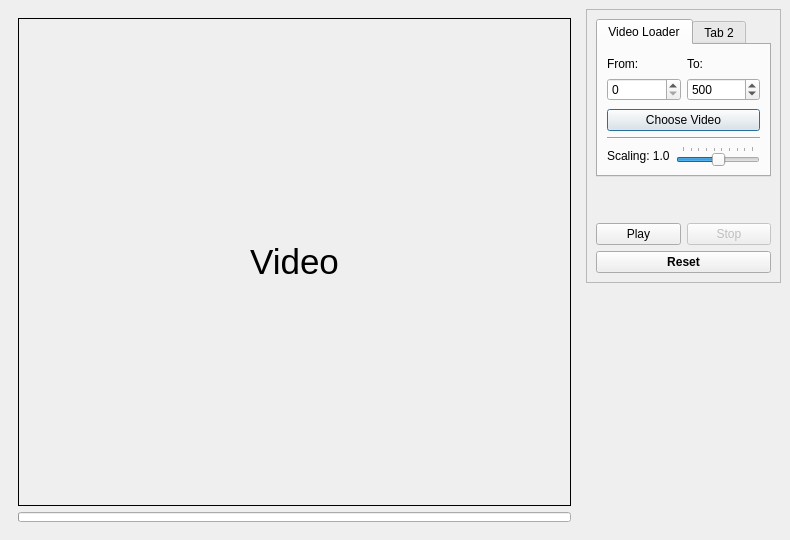
This is gui/thermography_gui.ui in cdeldon/thermography as Qt 5 draws it before an edit. The edited form follows.
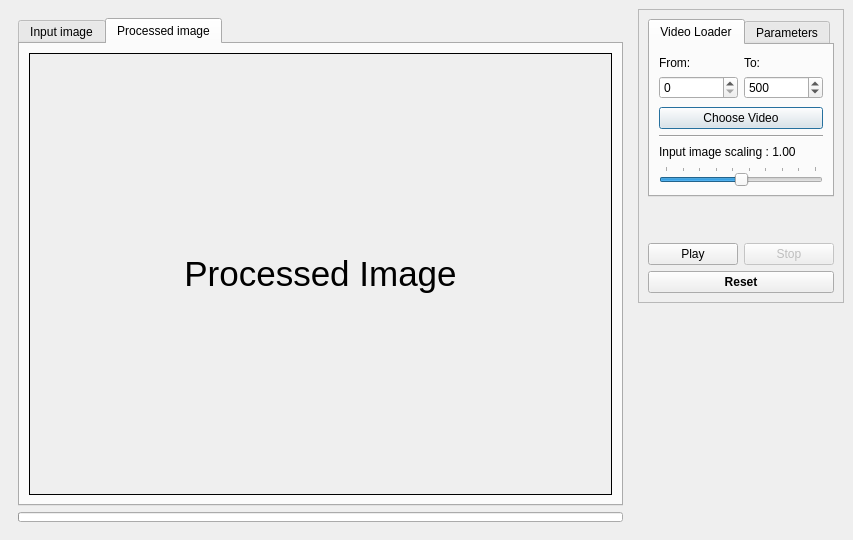
This is the edited form. The open tabs and pages were chosen to show the change. Icons and pictures are not drawn.

Commit message: bettwer behaviour

What changed in the file:
```diff
--- a/gui/thermography_gui.ui
+++ b/gui/thermography_gui.ui
@@ -6,7 +6,7 @@
    <rect>
     <x>0</x>
     <y>0</y>
-    <width>790</width>
+    <width>853</width>
     <height>540</height>
    </rect>
   </property>
@@ -47,9 +47,37 @@
       </property>
       <layout class="QVBoxLayout" name="VideoPanel">
        <item>
+        <widget class="QTabWidget" name="tabWidget">
+         <property name="sizePolicy">
+          <sizepolicy hsizetype="Preferred" vsizetype="Preferred">
+           <horstretch>0</horstretch>
+           <verstretch>0</verstretch>
+          </sizepolicy>
+         </property>
+         <property name="cursor">
+          <cursorShape>ArrowCursor</cursorShape>
+         </property>
+         <property name="currentIndex">
+          <number>0</number>
+         </property>
+         <property name="usesScrollButtons">
+          <bool>true</bool>
+         </property>
+         <property name="tabsClosable">
+          <bool>false</bool>
+         </property>
+         <property name="movable">
+          <bool>true</bool>
+         </property>
+         <widget class="QWidget" name="input_image_tab">
+          <attribute name="title">
+           <string>Input image</string>
+          </attribute>
+          <layout class="QHBoxLayout" name="horizontalLayout">
+           <item>
         <widget class="QLabel" name="video_view">
          <property name="sizePolicy">
-          <sizepolicy hsizetype="Expanding" vsizetype="Expanding">
+              <sizepolicy hsizetype="Preferred" vsizetype="Preferred">
            <horstretch>0</horstretch>
            <verstretch>0</verstretch>
           </sizepolicy>
@@ -100,6 +128,56 @@
          </property>
         </widget>
        </item>
+          </layout>
+         </widget>
+         <widget class="QWidget" name="processed_image_tab">
+          <attribute name="title">
+           <string>Processed image</string>
+          </attribute>
+          <layout class="QHBoxLayout" name="horizontalLayout_3">
+           <item>
+            <widget class="QLabel" name="processed_image">
+             <property name="sizePolicy">
+              <sizepolicy hsizetype="Preferred" vsizetype="Preferred">
+               <horstretch>0</horstretch>
+               <verstretch>0</verstretch>
+              </sizepolicy>
+             </property>
+             <property name="minimumSize">
+              <size>
+               <width>0</width>
+               <height>0</height>
+              </size>
+             </property>
+             <property name="font">
+              <font>
+               <pointsize>26</pointsize>
+              </font>
+             </property>
+             <property name="cursor">
+              <cursorShape>CrossCursor</cursorShape>
+             </property>
+             <property name="autoFillBackground">
+              <bool>true</bool>
+             </property>
+             <property name="frameShape">
+              <enum>QFrame::Box</enum>
+             </property>
+             <property name="text">
+              <string>Processed Image</string>
+             </property>
+             <property name="textFormat">
+              <enum>Qt::RichText</enum>
+             </property>
+             <property name="alignment">
+              <set>Qt::AlignCenter</set>
+             </property>
+            </widget>
+           </item>
+          </layout>
+         </widget>
+        </widget>
+       </item>
        <item>
         <widget class="QProgressBar" name="global_progress_bar">
          <property name="sizePolicy">
@@ -163,9 +241,18 @@
            <verstretch>0</verstretch>
           </sizepolicy>
          </property>
+         <property name="tabPosition">
+          <enum>QTabWidget::North</enum>
+         </property>
          <property name="currentIndex">
           <number>0</number>
          </property>
+         <property name="elideMode">
+          <enum>Qt::ElideNone</enum>
+         </property>
+         <property name="documentMode">
+          <bool>false</bool>
+         </property>
          <widget class="QWidget" name="video_tab">
           <attribute name="title">
            <string>Video Loader</string>
@@ -254,14 +341,14 @@
             </widget>
            </item>
            <item>
-            <layout class="QHBoxLayout" name="image_scaling_panel">
+            <layout class="QVBoxLayout" name="verticalLayout_4">
              <property name="topMargin">
               <number>0</number>
              </property>
              <item>
               <widget class="QLabel" name="image_scaling_label">
                <property name="text">
-                <string>Scaling: 1.0</string>
+                <string>Input image scaling : 1.00</string>
                </property>
               </widget>
              </item>
@@ -305,7 +392,7 @@
          </widget>
          <widget class="QWidget" name="tab_2">
           <attribute name="title">
-           <string>Tab 2</string>
+           <string>Parameters</string>
           </attribute>
          </widget>
         </widget>
```
Left out of the diff: 2 changed lines with no effect on the pictures. Lines whose indentation alone changed are shown as unchanged. The commit also changes 2 other files.
